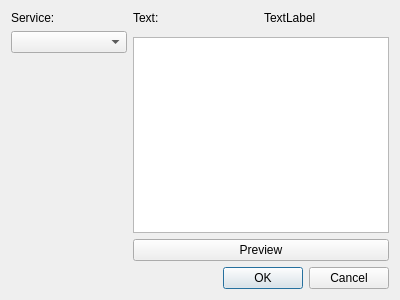
This is awesometts/designer/filegenerator.ui in runehol/AwesomeTTS as Qt 5 draws it before an edit. The edited form follows.
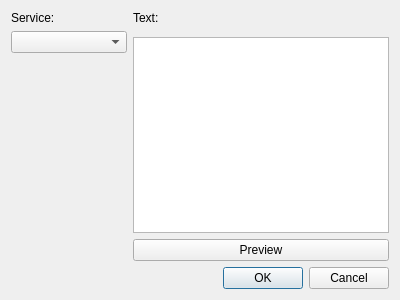
This is the edited form.

Commit message:
Stray text label on file generator
Removes a stray inert "TextLabel" label from the top-right side of the
file generator dialog.

Diff of the .ui file:
```diff
--- a/awesometts/designer/filegenerator.ui
+++ b/awesometts/designer/filegenerator.ui
@@ -36,16 +36,6 @@
    <item row="6" column="2" colspan="2">
     <widget class="QPlainTextEdit" name="texttoTTS"/>
    </item>
-   <item row="4" column="3">
-    <widget class="QLabel" name="label_2">
-     <property name="layoutDirection">
-      <enum>Qt::LeftToRight</enum>
-     </property>
-     <property name="text">
-      <string>TextLabel</string>
-     </property>
-    </widget>
-   </item>
    <item row="8" column="2" colspan="2">
     <widget class="QDialogButtonBox" name="buttonBox">
      <property name="orientation">
```
